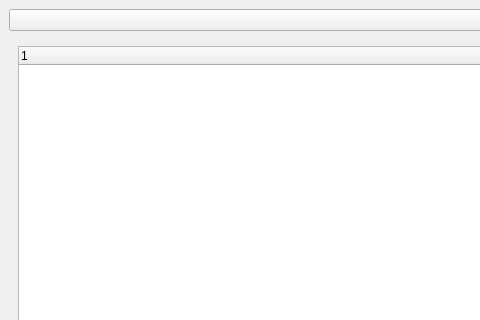
First picture: the form in UI/shot_tracker.ui, repository HaydenGuy/ftrack_Shot_Tracker, before the edit; both pictures show x 0 to 480 and y 0 to 320 of the 800 by 600 pixel window.
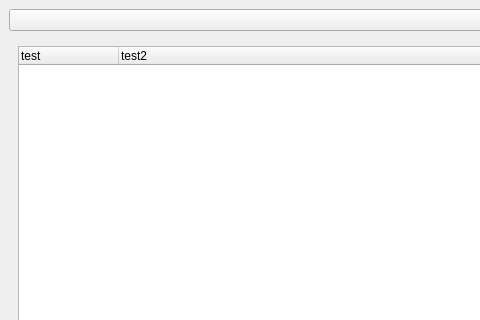
Second picture: the form after the edit.

Commit message: Added 2 test columns to page_1_tree

What changed in the file:
```diff
--- a/UI/shot_tracker.ui
+++ b/UI/shot_tracker.ui
@@ -38,7 +38,12 @@
            <widget class="QTreeWidget" name="page_1_tree">
             <column>
              <property name="text">
-              <string notr="true">1</string>
+              <string>test</string>
+             </property>
+            </column>
+            <column>
+             <property name="text">
+              <string>test2</string>
              </property>
             </column>
            </widget>
```
The commit also changes 1 other file.
